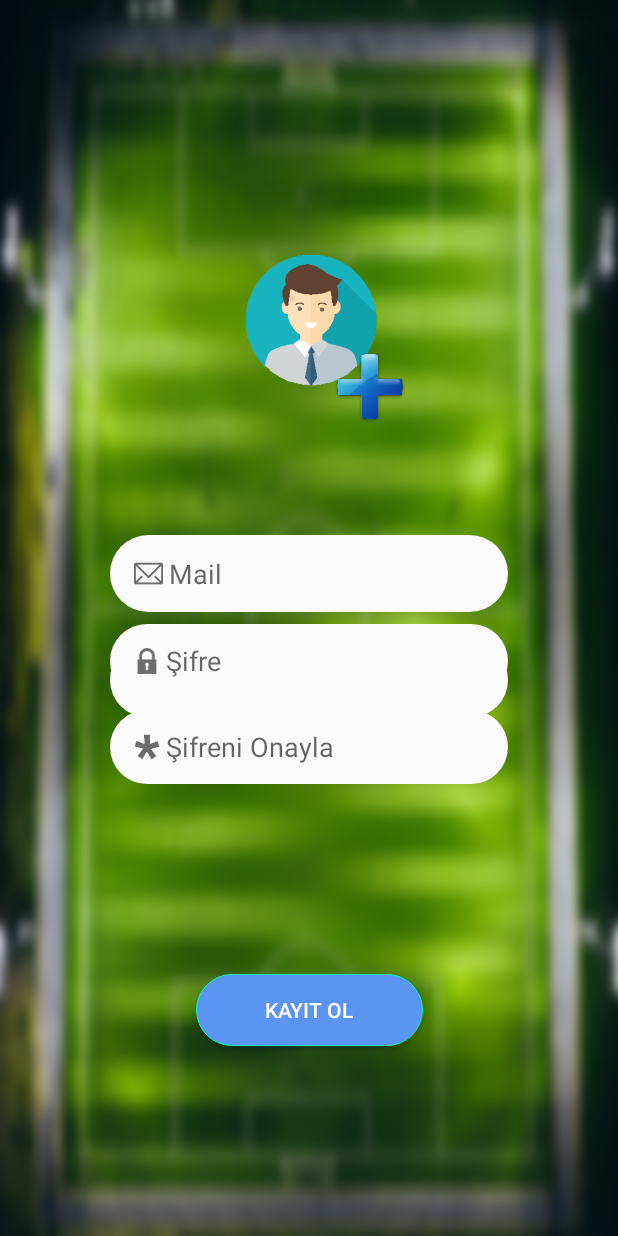
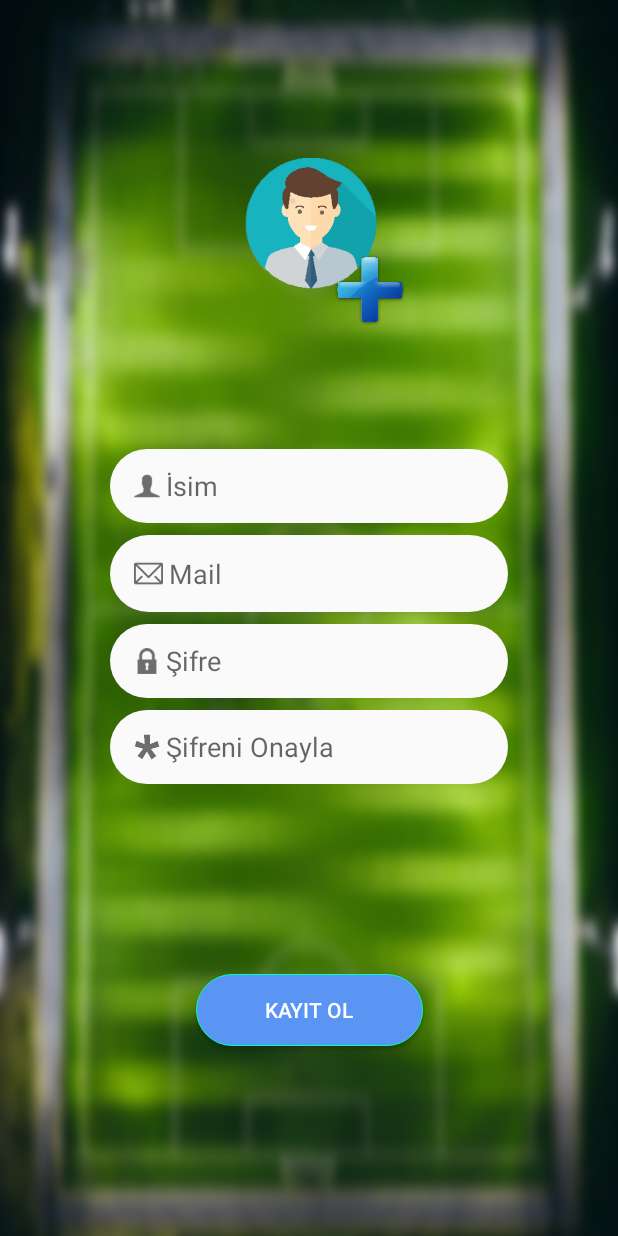
Before and after one commit to BurakCalisgan/SahaniAl, an Android app: the RegisterActivity screen opened directly, with no data from a screen before it, on a phone screen of 412 x 824 dp. Run offline under Robolectric (Android 15) with nearby library versions, the phone set to English and light mode, and no system bars; our stand-ins replace Firebase (no records; nobody signed in at launch, a user with empty details on screens opened directly).

Commit message:
Register name alaninin constraiti duzeltildi.

```diff
--- a/app/src/main/res/layout/activity_register.xml
+++ b/app/src/main/res/layout/activity_register.xml
@@ -34,16 +34,16 @@
         android:layout_height="wrap_content"
         android:layout_marginStart="8dp"
         android:layout_marginEnd="8dp"
-        android:layout_marginBottom="346dp"
+        android:layout_marginBottom="8dp"
         android:background="@drawable/register_edittext_style"
         android:drawableLeft="@drawable/ic_user_icon"
         android:ems="10"
         android:hint="İsim"
         android:inputType="textPersonName"
-        app:layout_constraintBottom_toBottomOf="parent"
+
+        app:layout_constraintBottom_toTopOf="@+id/edtRegisterMail"
         app:layout_constraintEnd_toEndOf="parent"
-        app:layout_constraintStart_toStartOf="parent"
-        app:layout_constraintTop_toBottomOf="@+id/imgvAddPhoto" />
+        app:layout_constraintStart_toStartOf="parent" />
 
     <EditText
         android:id="@+id/edtRegisterMail"
```
